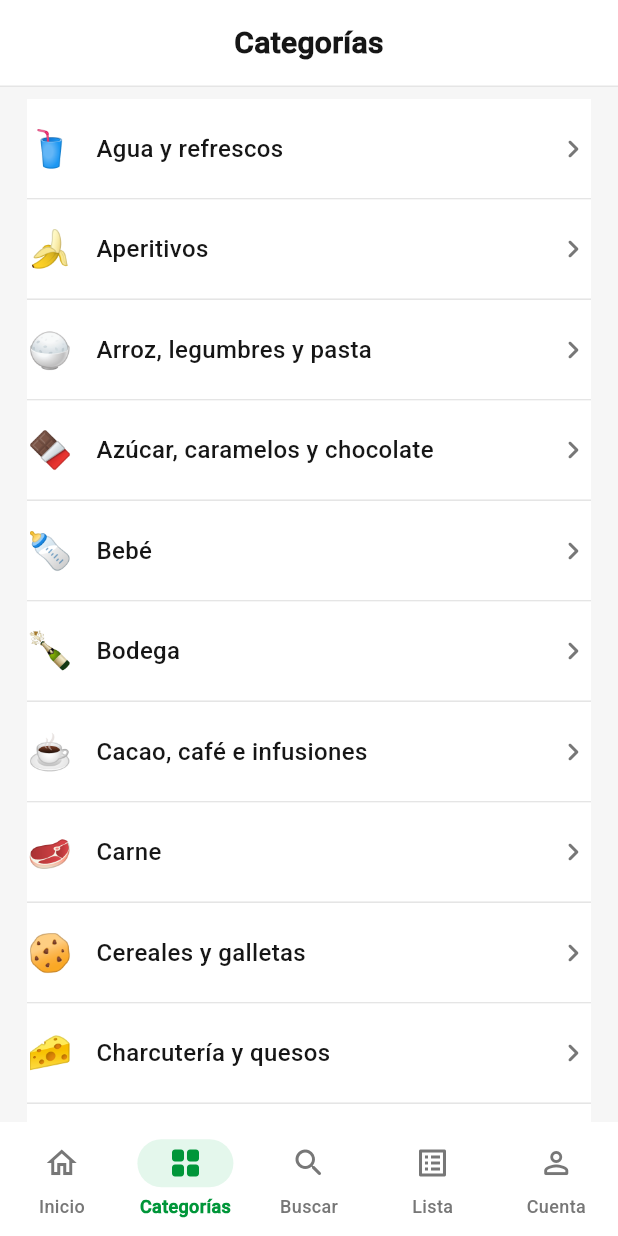
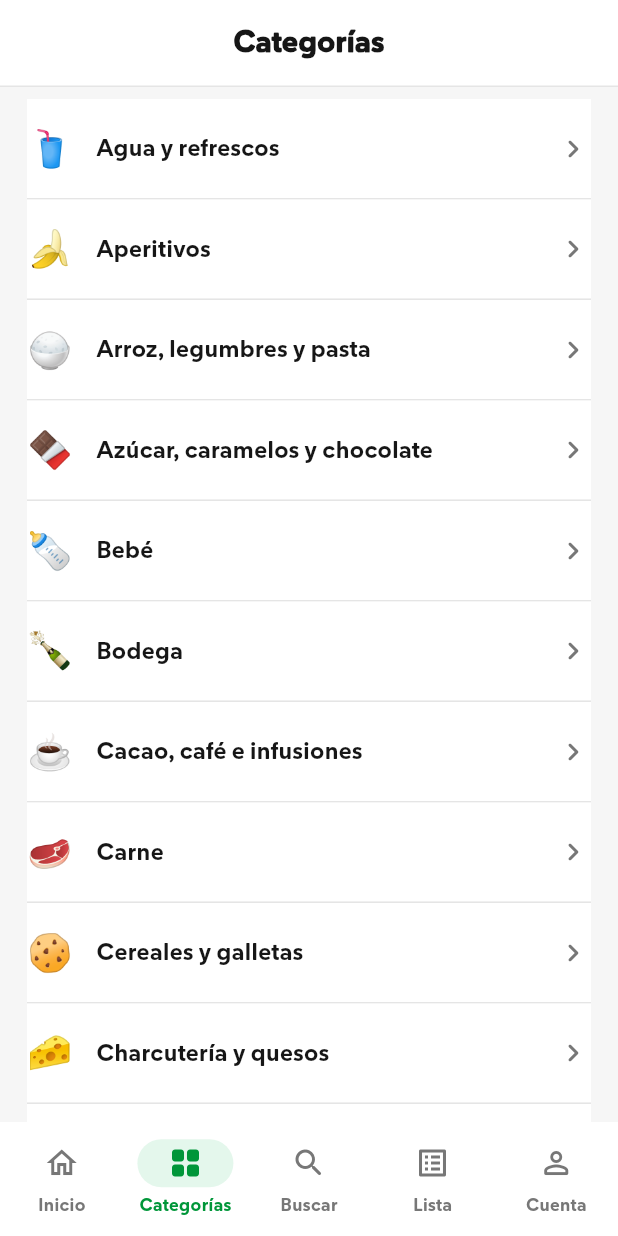
Before and after one commit to AnDrew-AlcVer/mercaflash-app, a Flutter app: the screen it shows after launch, item 2 of the bottom bar chosen, on a phone screen of 412 x 824 dp. Run offline on Flutter 3.47's test engine with Material 3 defaults, Android fonts, the phone set to English and light mode, and no system bars; our stand-ins replace supabase_flutter; accounts and stored records are empty.

Commit message:
Ajustado el app_theme.dart

```diff
--- a/FlutterProjects/lib/theme/app_theme.dart
+++ b/FlutterProjects/lib/theme/app_theme.dart
@@ -1,6 +1,7 @@
 import 'package:flutter/material.dart';
 
 class AppTheme {
+
   static const Color green = Color(0xFF009639);
   static const Color greenDark = Color(0xFF007A33);
   static const Color greenLight = Color(0xFFE4F7EC);
@@ -20,28 +21,79 @@ class AppTheme {
   static const Color gray = Color(0xFF777777);
   static const Color border = Color(0xFFE5E5E5);
 
+  // ====================
+  // CONFIGURACIÓN DEL TEMA GENERAL
+  // ====================
   static ThemeData get lightTheme {
     final base = ThemeData.light(useMaterial3: true);
 
     return base.copyWith(
       scaffoldBackgroundColor: background,
+
       colorScheme: ColorScheme.fromSeed(
         seedColor: green,
         primary: green,
         secondary: yellow,
         surface: white,
       ),
-      textTheme: base.textTheme.apply(
-        fontFamily: 'Roboto',
-        bodyColor: black,
-        displayColor: black,
+
+      // ====================
+      // TIPOGRAFÍAS RECUPERADAS DEL ORIGINAL
+      // ====================
+      textTheme: const TextTheme(
+        // Heading 1 (H1)
+        displayLarge: TextStyle(
+          fontFamily: 'Roboto',
+          fontSize: 48,
+          fontWeight: FontWeight.bold,
+          height: 1.1,
+          letterSpacing: -0.4,
+          color: black,
+        ),
+        // Heading 2 (H2)
+        displayMedium: TextStyle(
+          fontFamily: 'Roboto',
+          fontSize: 40,
+          fontWeight: FontWeight.bold,
+          height: 1.4,
+          color: black,
+        ),
+        // Medium Text
+        titleMedium: TextStyle(
+          fontFamily: 'Rv',
+          fontSize: 18,
+          fontWeight: FontWeight.bold,
+          color: black,
+        ),
+        // Body Normal Text
+        bodyMedium: TextStyle(
+          fontFamily: 'Rv',
+          fontSize: 16,
+          fontWeight: FontWeight.normal,
+          height: 1.4,
+          color: black,
+        ),
+        // Small Text
+        bodySmall: TextStyle(
+          fontFamily: 'Rv',
+          fontSize: 14,
+          fontWeight: FontWeight.normal,
+          height: 1.4,
+          letterSpacing: 0.4,
+          color: gray, // Usamos el gris de la nueva paleta
+        ),
       ),
+
+      // ====================
+      // COMPONENTES DEL NUEVO TEMA
+      // ====================
       appBarTheme: const AppBarTheme(
         backgroundColor: white,
         elevation: 0,
         centerTitle: true,
         foregroundColor: green,
       ),
+
       elevatedButtonTheme: ElevatedButtonThemeData(
         style: ElevatedButton.styleFrom(
           backgroundColor: green,
@@ -52,11 +104,13 @@ class AppTheme {
             borderRadius: BorderRadius.circular(26),
           ),
           textStyle: const TextStyle(
+            fontFamily: 'Rv', // Aseguramos que el botón use la fuente correcta
             fontWeight: FontWeight.w800,
             fontSize: 15,
           ),
         ),
       ),
+
       outlinedButtonTheme: OutlinedButtonThemeData(
         style: OutlinedButton.styleFrom(
           foregroundColor: green,
@@ -66,18 +120,20 @@ class AppTheme {
             borderRadius: BorderRadius.circular(18),
           ),
           textStyle: const TextStyle(
+            fontFamily: 'Rv',
             fontWeight: FontWeight.w800,
           ),
         ),
       ),
+
       navigationBarTheme: NavigationBarThemeData(
         height: 76,
         backgroundColor: white,
         indicatorColor: greenLight,
         labelTextStyle: WidgetStateProperty.resolveWith((states) {
           final selected = states.contains(WidgetState.selected);
-
           return TextStyle(
+            fontFamily: 'Rv',
             fontSize: 12,
             fontWeight: selected ? FontWeight.w800 : FontWeight.w500,
             color: selected ? green : gray,
@@ -85,7 +141,6 @@ class AppTheme {
         }),
         iconTheme: WidgetStateProperty.resolveWith((states) {
           final selected = states.contains(WidgetState.selected);
-
           return IconThemeData(
             color: selected ? green : gray,
           );
```
Also changed, not shown: FlutterProjects/pubspec.lock, egm_project_app/pubspec.lock.
